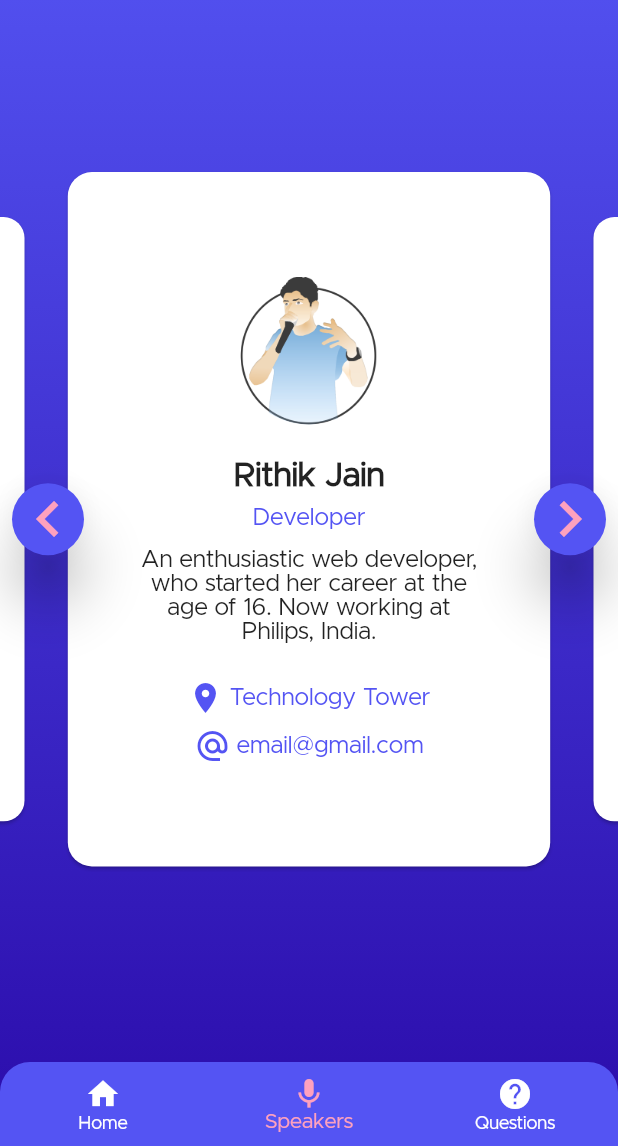
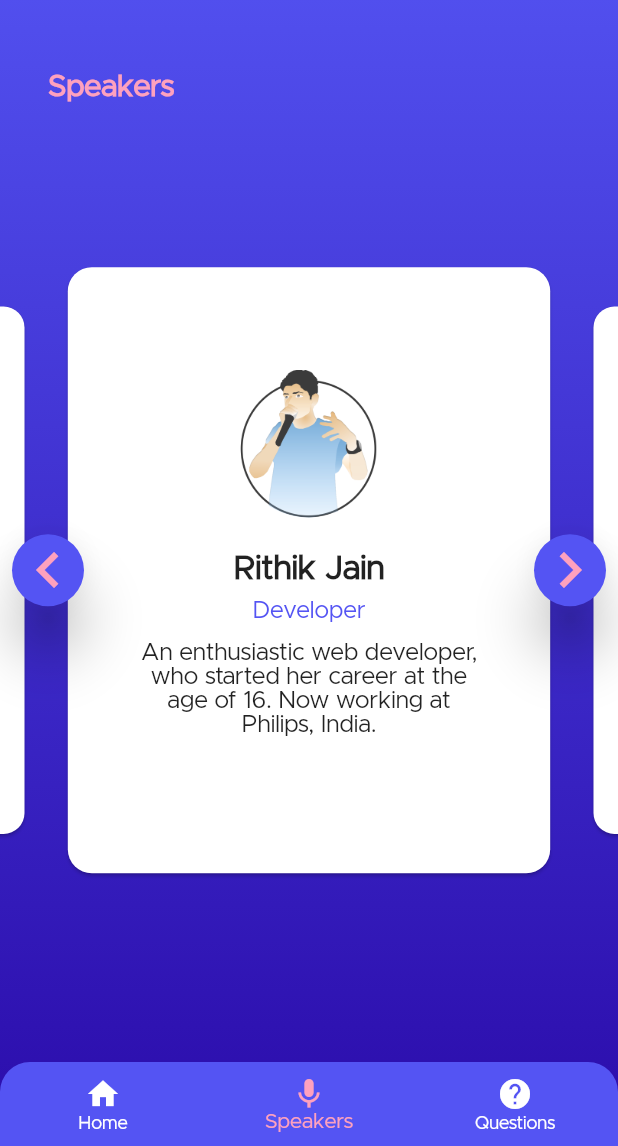
Before and after one commit to rithikjain/devstack-app, a Flutter app: the BaseScreen screen opened by its route, item 2 of the bottom bar chosen, on a phone screen of 412 x 824 dp, the part 90-1236 px from its top. Run offline on Flutter 3.47's test engine with Material 2 defaults, Android fonts, the phone set to English and light mode, and no system bars; drawn by our look-alikes of carousel_slider; our stand-ins replace cloud_firestore, firebase_auth, firebase_core, google_sign_in, shared_preferences; accounts and stored records are empty; project files that could hold a hidden picture were left out.

Commit message:
SpeakersScreen: Added speakers title

```diff
--- a/lib/src/presentation/screens/main/speakers_screen.dart
+++ b/lib/src/presentation/screens/main/speakers_screen.dart
@@ -3,12 +3,7 @@ import 'package:devtalks/src/presentation/themes/themes.dart';
 import 'package:devtalks/src/presentation/widgets/speaker_card.dart';
 import 'package:flutter/material.dart';
 
-class SpeakersScreen extends StatefulWidget {
-  @override
-  _SpeakersScreenState createState() => _SpeakersScreenState();
-}
-
-class _SpeakersScreenState extends State<SpeakersScreen> {
+class SpeakersScreen extends StatelessWidget {
   final CarouselController _carouselController = CarouselController();
 
   Widget buildSpeakersUI(BuildContext context) {
@@ -26,7 +21,7 @@ class _SpeakersScreenState extends State<SpeakersScreen> {
           options: CarouselOptions(
             autoPlay: false,
             initialPage: 0,
-            height: MediaQuery.of(context).size.height * 4 / 7,
+            height: MediaQuery.of(context).size.height * 3 / 6,
             viewportFraction: 0.8,
             enlargeCenterPage: true,
             enlargeStrategy: CenterPageEnlargeStrategy.scale,
@@ -89,11 +84,24 @@ class _SpeakersScreenState extends State<SpeakersScreen> {
   @override
   Widget build(BuildContext context) {
     return Column(
-      mainAxisAlignment: MainAxisAlignment.center,
-      crossAxisAlignment: CrossAxisAlignment.center,
+      crossAxisAlignment: CrossAxisAlignment.start,
       children: [
-        buildSpeakersUI(context),
-        SizedBox(height: 16),
+        SizedBox(height: 32),
+        Container(
+          margin: EdgeInsets.symmetric(vertical: 16, horizontal: 32),
+          child: Text(
+            "Speakers",
+            style: TextStyle(
+              color: palePink,
+              fontSize: 20,
+              fontWeight: FontWeight.bold,
+            ),
+          ),
+        ),
+        Expanded(
+          child: buildSpeakersUI(context),
+        ),
+        SizedBox(height: 32),
       ],
     );
   }
--- a/lib/src/presentation/widgets/speaker_card.dart
+++ b/lib/src/presentation/widgets/speaker_card.dart
@@ -1,5 +1,4 @@
 import 'package:devtalks/src/presentation/themes/text_styles.dart';
-import 'package:devtalks/src/presentation/themes/themes.dart';
 import 'package:flutter/material.dart';
 
 class SpeakerCard extends StatelessWidget {
@@ -41,23 +40,6 @@ class SpeakerCard extends StatelessWidget {
                 ),
               ),
               SizedBox(height: 24),
-              Row(
-                mainAxisAlignment: MainAxisAlignment.center,
-                children: [
-                  Icon(Icons.location_on, color: lightBlue),
-                  SizedBox(width: 4),
-                  Text("Technology Tower", style: BlueText),
-                ],
-              ),
-              SizedBox(height: 8),
-              Row(
-                mainAxisAlignment: MainAxisAlignment.center,
-                children: [
-                  Icon(Icons.alternate_email, color: lightBlue),
-                  SizedBox(width: 4),
-                  Text("email@gmail.com", style: BlueText),
-                ],
-              ),
             ],
           ),
         ),
```
